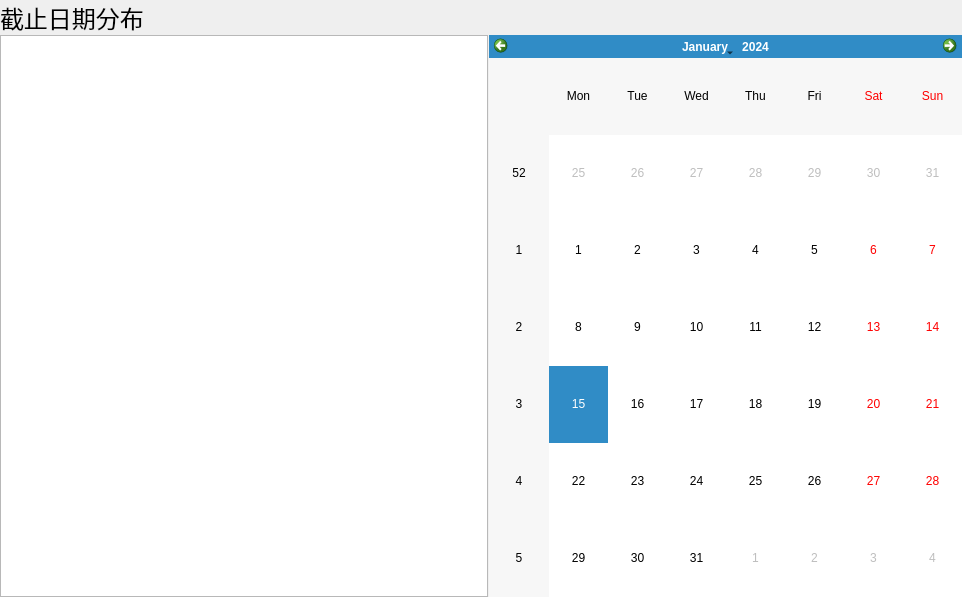
Old version of the form Easygtd/deadlinedistri.ui in the repository topologicalstructure/HCIProject.
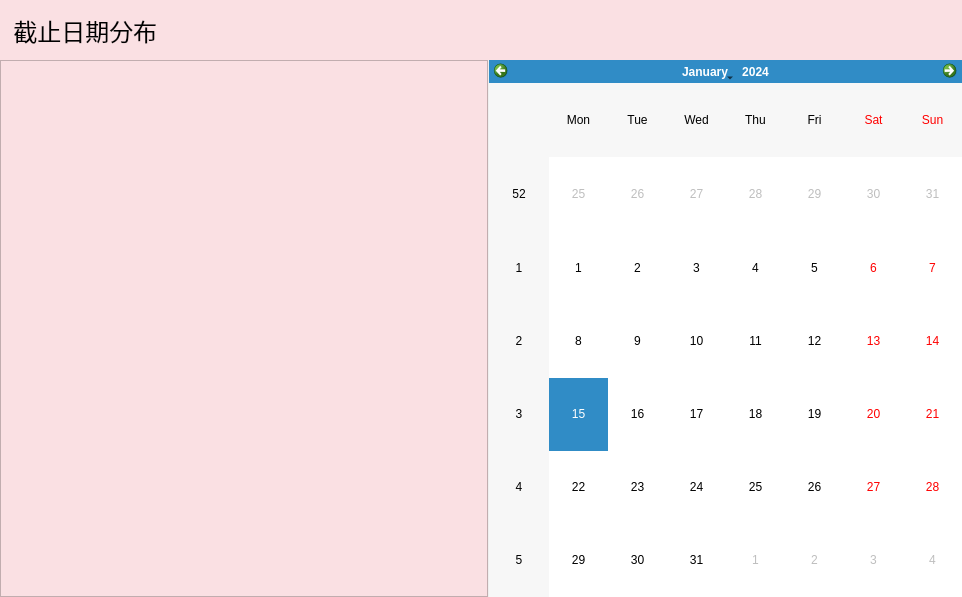
New version of the form. Custom widgets are drawn as their Qt base class.

```diff
--- a/Easygtd/deadlinedistri.ui
+++ b/Easygtd/deadlinedistri.ui
@@ -37,13 +37,24 @@
        <verstretch>0</verstretch>
       </sizepolicy>
      </property>
+     <property name="minimumSize">
+      <size>
+       <width>0</width>
+       <height>60</height>
+      </size>
+     </property>
      <property name="font">
       <font>
        <pointsize>18</pointsize>
       </font>
      </property>
+     <property name="styleSheet">
+      <string notr="true">QLabel#label{
+    background-color:rgb(250,224,227);
+}</string>
+     </property>
      <property name="text">
-      <string>截止日期分布</string>
+      <string>  截止日期分布</string>
      </property>
     </widget>
    </item>
@@ -65,6 +76,11 @@
         <verstretch>0</verstretch>
        </sizepolicy>
       </property>
+      <property name="styleSheet">
+       <string notr="true">QListWidget#listWidget{
+    background-color:rgb(250,224,227);
+}</string>
+      </property>
      </widget>
      <widget class="QSplitter" name="splitter">
       <property name="orientation">
@@ -89,6 +105,11 @@
          <height>380</height>
         </size>
        </property>
+       <property name="styleSheet">
+        <string notr="true">CalendarWidget#MyCalendar{
+    background-color:rgb(250,224,227);
+}</string>
+       </property>
       </widget>
      </widget>
     </widget>
```
